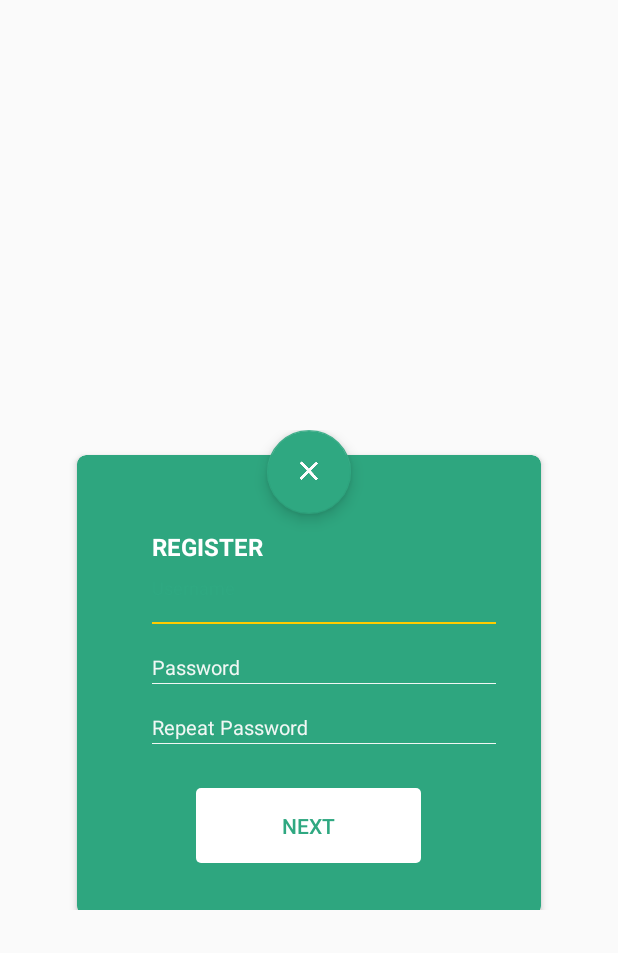
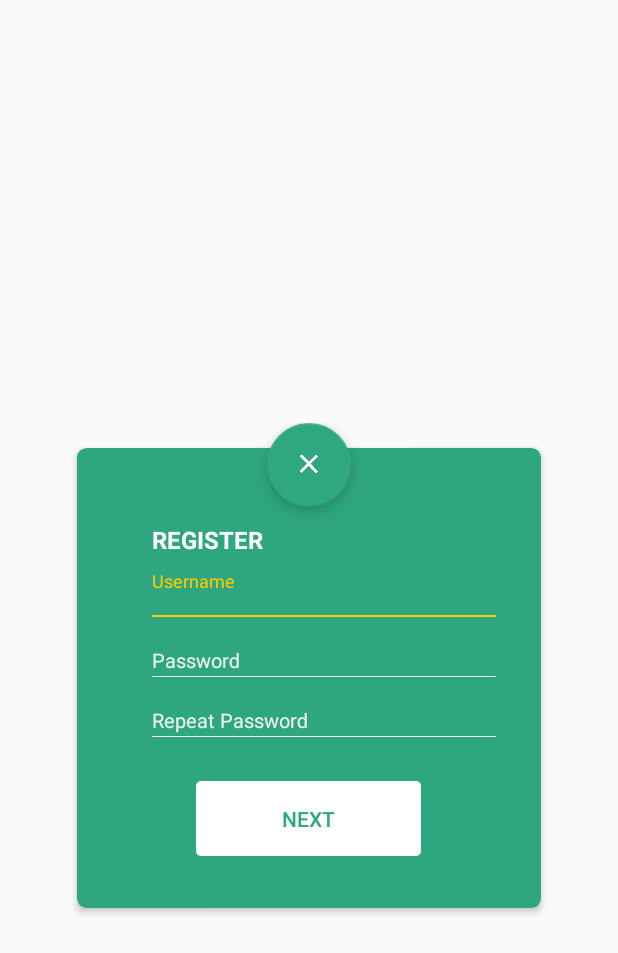
Before and after one commit to fanrunqi/MaterialLogin, an Android app: the layout activity_register.xml on its own in the app's theme, with its tools: preview values and no code run, on a phone screen of 412 x 824 dp. Shown: the top 953 px of the screen. Run offline under Robolectric (Android 15) with nearby library versions, the phone set to English and light mode, and no system bars.

Commit message:
fixed some ui issues with register activity

```diff
--- a/app/src/main/res/layout/activity_register.xml
+++ b/app/src/main/res/layout/activity_register.xml
@@ -10,7 +10,7 @@
         android:layout_centerInParent="true"
         android:paddingTop="70dp"
         android:layout_width="320dp"
-        android:layout_height="390dp">
+        android:layout_height="400dp">
         <android.support.v7.widget.CardView
             android:id="@+id/cv_add"
             app:cardBackgroundColor="#2ea67f"
@@ -46,6 +46,7 @@
                    <android.support.design.widget.TextInputLayout
                        android:textColorHint="#f0f7f4"
                        android:layout_width="match_parent"
+                       android:theme="@style/TextLabel"
                        android:layout_height="wrap_content">
                        <EditText
                            android:textSize="13sp"
@@ -70,6 +71,7 @@
                    <android.support.design.widget.TextInputLayout
 
                        android:textColorHint="#f0f7f4"
+                       android:theme="@style/TextLabel"
                        android:layout_width="match_parent"
                        android:layout_height="wrap_content">
                        <EditText
@@ -95,6 +97,7 @@
                    <android.support.design.widget.TextInputLayout
 
                        android:textColorHint="#f0f7f4"
+                       android:theme="@style/TextLabel"
                        android:layout_width="match_parent"
                        android:layout_height="wrap_content">
                        <EditText
--- a/app/src/main/res/values/styles.xml
+++ b/app/src/main/res/values/styles.xml
@@ -15,4 +15,8 @@
         <item name="android:windowIsTranslucent">true</item>
 
     </style>
+    <style name="TextLabel" parent="Theme.AppCompat.Light.NoActionBar">
+        <!-- Label color in TRUE state and bar color FALSE and TRUE State -->
+        <item name="colorControlActivated">#FFCC00</item>
+    </style>
 </resources>
```
